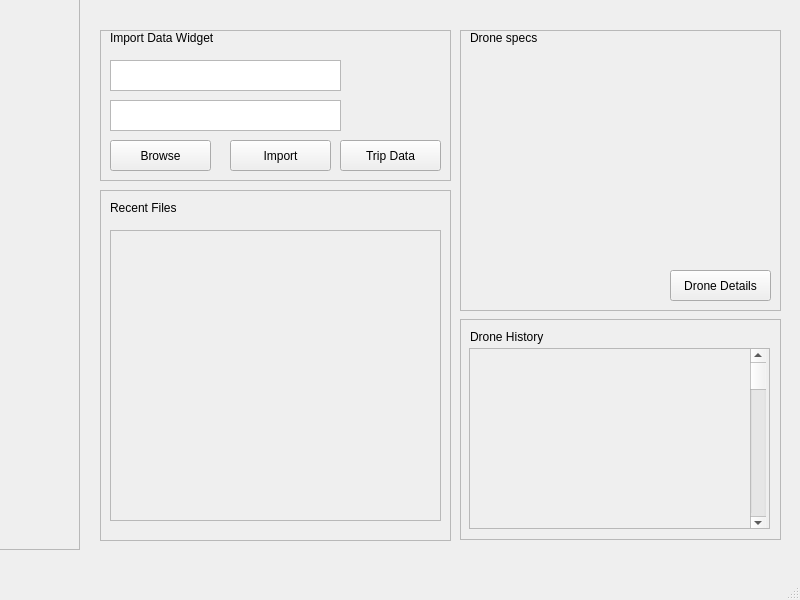
Before: the Qt Designer form src/Win/Argous Qt code base/ArgouseBaseSoftware/homepage.ui in Wabinabi/Argos, drawn with Qt 5.
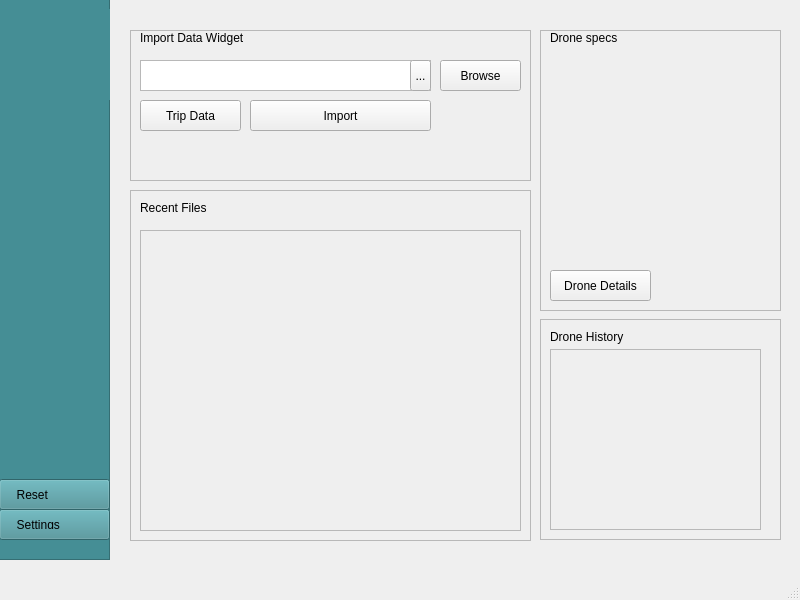
After: the same form once the commit is applied. Icons and pictures are not drawn.

```diff
--- a/src/Win/Argous Qt code base/ArgouseBaseSoftware/homepage.ui
+++ b/src/Win/Argous Qt code base/ArgouseBaseSoftware/homepage.ui
@@ -17,9 +17,9 @@
    <widget class="QFrame" name="ImportData">
     <property name="geometry">
      <rect>
-      <x>100</x>
+      <x>130</x>
       <y>30</y>
-      <width>351</width>
+      <width>401</width>
       <height>151</height>
      </rect>
     </property>
@@ -34,17 +34,7 @@
       <rect>
        <x>10</x>
        <y>30</y>
-       <width>231</width>
-       <height>31</height>
-      </rect>
-     </property>
-    </widget>
-    <widget class="QPlainTextEdit" name="plainTextEdit_2">
-     <property name="geometry">
-      <rect>
-       <x>10</x>
-       <y>70</y>
-       <width>231</width>
+       <width>291</width>
        <height>31</height>
       </rect>
      </property>
@@ -52,9 +42,9 @@
     <widget class="QPushButton" name="BrowseBtn">
      <property name="geometry">
       <rect>
-       <x>10</x>
-       <y>110</y>
-       <width>101</width>
+       <x>310</x>
+       <y>30</y>
+       <width>81</width>
        <height>31</height>
       </rect>
      </property>
@@ -65,9 +55,9 @@
     <widget class="QPushButton" name="ImportBtn">
      <property name="geometry">
       <rect>
-       <x>130</x>
-       <y>110</y>
-       <width>101</width>
+       <x>120</x>
+       <y>70</y>
+       <width>181</width>
        <height>31</height>
       </rect>
      </property>
@@ -78,8 +68,8 @@
     <widget class="QPushButton" name="pushButton">
      <property name="geometry">
       <rect>
-       <x>240</x>
-       <y>110</y>
+       <x>10</x>
+       <y>70</y>
        <width>101</width>
        <height>31</height>
       </rect>
@@ -101,13 +91,26 @@
       <string>Import Data Widget</string>
      </property>
     </widget>
+    <widget class="QToolButton" name="toolButton">
+     <property name="geometry">
+      <rect>
+       <x>280</x>
+       <y>30</y>
+       <width>21</width>
+       <height>31</height>
+      </rect>
+     </property>
+     <property name="text">
+      <string>...</string>
+     </property>
+    </widget>
    </widget>
    <widget class="QFrame" name="DroneVisual">
     <property name="geometry">
      <rect>
-      <x>460</x>
+      <x>540</x>
       <y>30</y>
-      <width>321</width>
+      <width>241</width>
       <height>281</height>
      </rect>
     </property>
@@ -133,7 +136,7 @@
     <widget class="QPushButton" name="pushButton_4">
      <property name="geometry">
       <rect>
-       <x>210</x>
+       <x>10</x>
        <y>240</y>
        <width>101</width>
        <height>31</height>
@@ -147,9 +150,9 @@
    <widget class="QFrame" name="frame">
     <property name="geometry">
      <rect>
-      <x>460</x>
+      <x>540</x>
       <y>319</y>
-      <width>321</width>
+      <width>241</width>
       <height>221</height>
      </rect>
     </property>
@@ -175,9 +178,9 @@
     <widget class="QScrollArea" name="scrollArea">
      <property name="geometry">
       <rect>
-       <x>9</x>
-       <y>29</y>
-       <width>301</width>
+       <x>10</x>
+       <y>30</y>
+       <width>211</width>
        <height>181</height>
       </rect>
      </property>
@@ -189,7 +192,7 @@
        <rect>
         <x>0</x>
         <y>0</y>
-        <width>299</width>
+        <width>209</width>
         <height>179</height>
        </rect>
       </property>
@@ -212,9 +215,9 @@
    <widget class="QFrame" name="frame_2">
     <property name="geometry">
      <rect>
-      <x>100</x>
+      <x>130</x>
       <y>190</y>
-      <width>351</width>
+      <width>401</width>
       <height>351</height>
      </rect>
     </property>
@@ -242,8 +245,8 @@
       <rect>
        <x>10</x>
        <y>40</y>
-       <width>331</width>
-       <height>291</height>
+       <width>381</width>
+       <height>301</height>
       </rect>
      </property>
      <property name="widgetResizable">
@@ -254,8 +257,8 @@
        <rect>
         <x>0</x>
         <y>0</y>
-        <width>329</width>
-        <height>289</height>
+        <width>379</width>
+        <height>299</height>
        </rect>
       </property>
       <widget class="QScrollBar" name="verticalScrollBar_2">
@@ -279,16 +282,89 @@
      <rect>
       <x>-1</x>
       <y>-1</y>
-      <width>81</width>
-      <height>551</height>
+      <width>111</width>
+      <height>561</height>
      </rect>
     </property>
+    <property name="autoFillBackground">
+     <bool>false</bool>
+    </property>
+    <property name="styleSheet">
+     <string notr="true">background-color: rgb(69, 142, 149);</string>
+    </property>
     <property name="frameShape">
      <enum>QFrame::StyledPanel</enum>
     </property>
     <property name="frameShadow">
      <enum>QFrame::Raised</enum>
     </property>
+    <widget class="QLabel" name="label_5">
+     <property name="geometry">
+      <rect>
+       <x>0</x>
+       <y>10</y>
+       <width>111</width>
+       <height>91</height>
+      </rect>
+     </property>
+     <property name="text">
+      <string/>
+     </property>
+     <property name="pixmap">
+      <pixmap>../../Graphic Assets/15ppi/logoArtboard 5_1.png</pixmap>
+     </property>
+     <property name="alignment">
+      <set>Qt::AlignCenter</set>
+     </property>
+    </widget>
+    <widget class="QPushButton" name="pushButton_2">
+     <property name="geometry">
+      <rect>
+       <x>0</x>
+       <y>510</y>
+       <width>111</width>
+       <height>31</height>
+      </rect>
+     </property>
+     <property name="styleSheet">
+      <string notr="true">Text-align:left;
+padding: 10px;</string>
+     </property>
+     <property name="text">
+      <string>  Settings</string>
+     </property>
+     <property name="icon">
+      <iconset>
+       <normaloff>../../Graphic Assets/icons/15ppi/logoArtboard 6.png</normaloff>../../Graphic Assets/icons/15ppi/logoArtboard 6.png</iconset>
+     </property>
+     <property name="iconSize">
+      <size>
+       <width>20</width>
+       <height>16</height>
+      </size>
+     </property>
+    </widget>
+    <widget class="QPushButton" name="pushButton_3">
+     <property name="geometry">
+      <rect>
+       <x>0</x>
+       <y>480</y>
+       <width>111</width>
+       <height>31</height>
+      </rect>
+     </property>
+     <property name="styleSheet">
+      <string notr="true">Text-align:left;
+padding: 10px;</string>
+     </property>
+     <property name="text">
+      <string>  Reset</string>
+     </property>
+     <property name="icon">
+      <iconset>
+       <normaloff>../../Graphic Assets/icons/15ppi/iconArtboard 8.png</normaloff>../../Graphic Assets/icons/15ppi/iconArtboard 8.png</iconset>
+     </property>
+    </widget>
    </widget>
   </widget>
   <widget class="QMenuBar" name="menubar">
```
